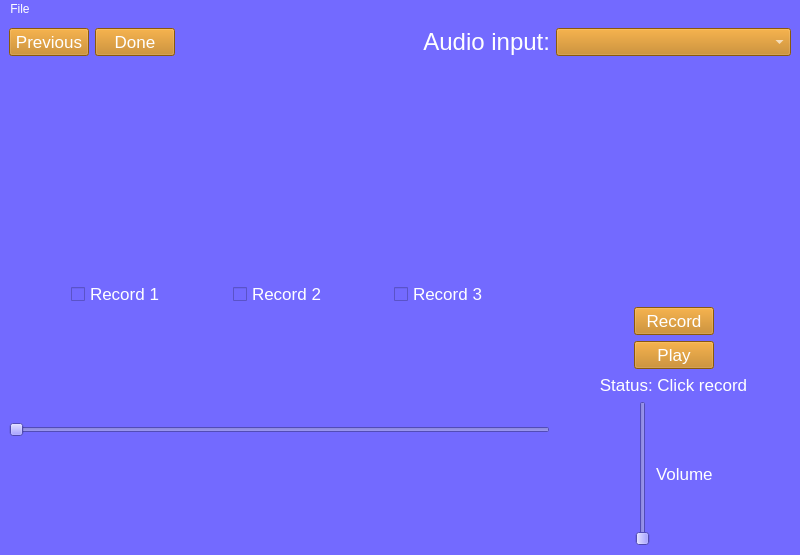
Above: GUI design/ui_voiceWindow.ui from PhucNguyenAH/registerapp before the change. Below: the same form after it.
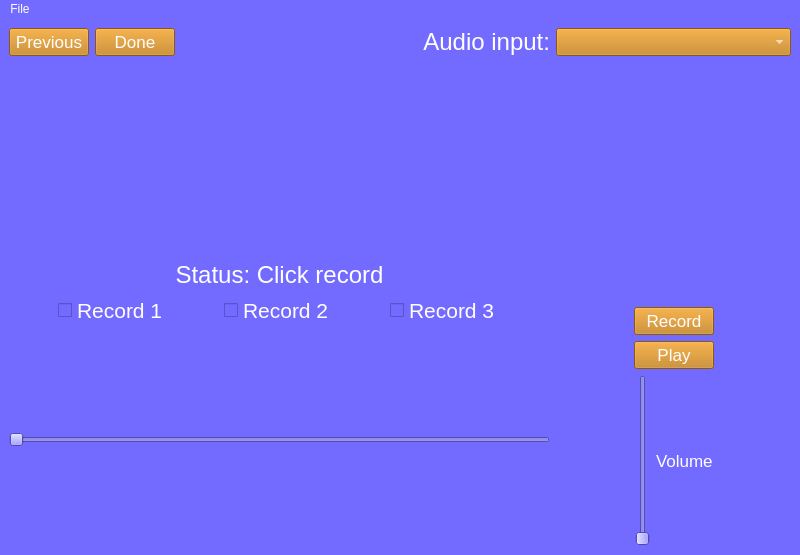
That is the form after the change.

```diff
--- a/GUI design/ui_voiceWindow.ui
+++ b/GUI design/ui_voiceWindow.ui
@@ -116,21 +116,6 @@
         </item>
        </layout>
       </item>
-      <item row="2" column="0">
-       <widget class="QLabel" name="status_lb">
-        <property name="font">
-         <font>
-          <pointsize>13</pointsize>
-         </font>
-        </property>
-        <property name="text">
-         <string>Status: Click record</string>
-        </property>
-        <property name="alignment">
-         <set>Qt::AlignCenter</set>
-        </property>
-       </widget>
-      </item>
       <item row="3" column="0">
        <layout class="QHBoxLayout" name="horizontalLayout_2">
         <item>
@@ -301,6 +286,21 @@
         </property>
        </spacer>
       </item>
+      <item>
+       <widget class="QLabel" name="status_lb">
+        <property name="font">
+         <font>
+          <pointsize>18</pointsize>
+         </font>
+        </property>
+        <property name="text">
+         <string>Status: Click record</string>
+        </property>
+        <property name="alignment">
+         <set>Qt::AlignCenter</set>
+        </property>
+       </widget>
+      </item>
       <item>
        <layout class="QHBoxLayout" name="horizontalLayout">
         <item>
@@ -320,7 +320,7 @@
          <widget class="QCheckBox" name="record1_cb">
           <property name="font">
            <font>
-            <pointsize>13</pointsize>
+            <pointsize>16</pointsize>
            </font>
           </property>
           <property name="text">
@@ -345,7 +345,7 @@
          <widget class="QCheckBox" name="record2_cb">
           <property name="font">
            <font>
-            <pointsize>13</pointsize>
+            <pointsize>16</pointsize>
            </font>
           </property>
           <property name="text">
@@ -370,7 +370,7 @@
          <widget class="QCheckBox" name="record3_cb">
           <property name="font">
            <font>
-            <pointsize>13</pointsize>
+            <pointsize>16</pointsize>
            </font>
           </property>
           <property name="text">
```
